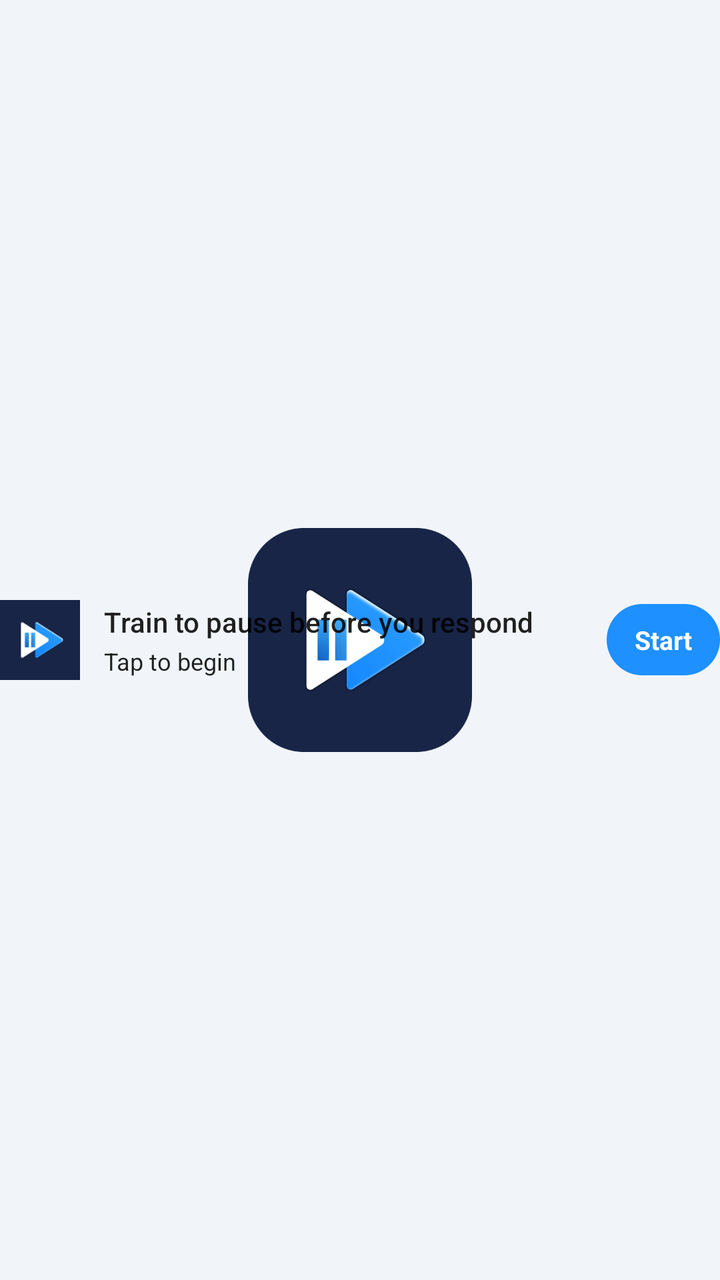
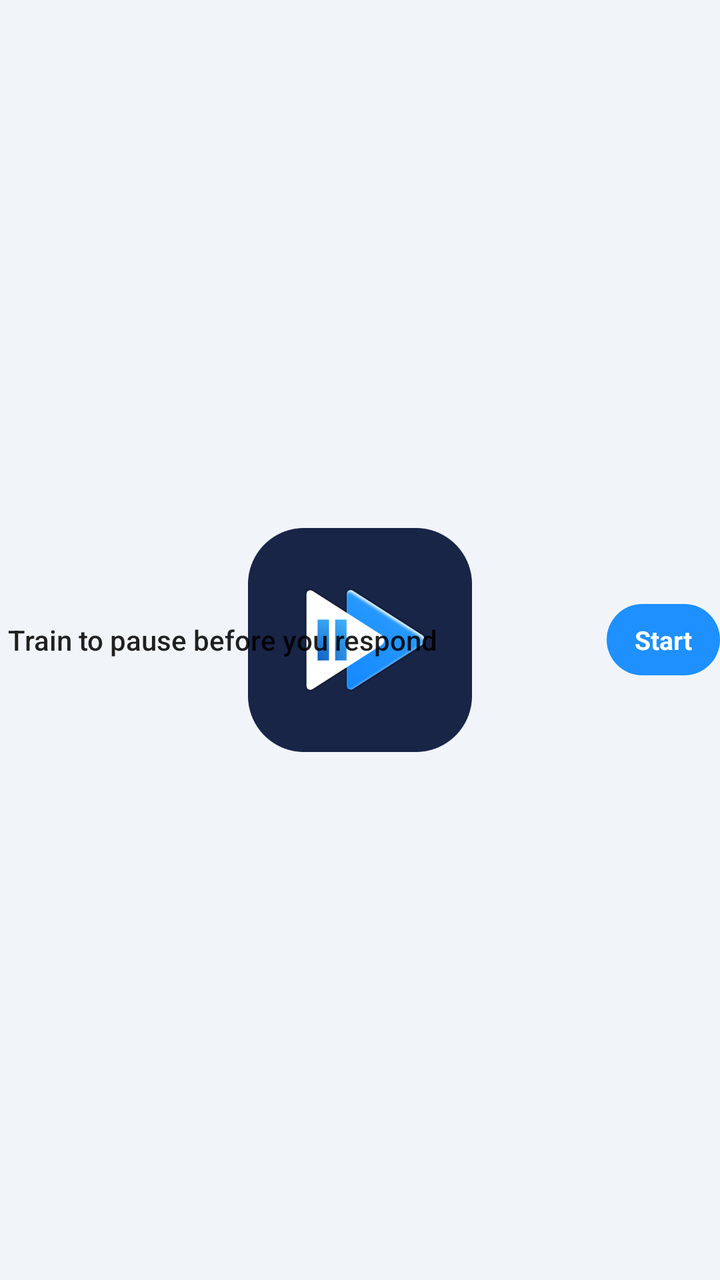

The first picture is an Android layout as it rendered before a commit; the second is the same layout after the commit. The layout source and the unified diff follow.
<!-- AndroidManifest.xml: application theme AppTheme -->
<!-- res/layout/notice_start.xml -->
<?xml version="1.0" encoding="utf-8"?>
<LinearLayout xmlns:android="http://schemas.android.com/apk/res/android"
    android:layout_width="match_parent"
    android:layout_height="wrap_content"
    android:gravity="center_vertical"
    android:orientation="horizontal"
    android:paddingTop="8dp"
    android:paddingBottom="8dp">

    <ImageView
        android:layout_width="40dp"
        android:layout_height="40dp"
        android:contentDescription="@null"
        android:src="@mipmap/ic_launcher_round" />

    <LinearLayout
        android:layout_width="0dp"
        android:layout_height="wrap_content"
        android:layout_weight="1"
        android:layout_marginStart="12dp"
        android:layout_marginEnd="8dp"
        android:orientation="vertical">

        <TextView
            android:layout_width="match_parent"
            android:layout_height="wrap_content"
            android:maxLines="2"
            android:text="Train to pause before you respond"
            android:textAppearance="@android:style/TextAppearance.Material.Notification.Title"
            android:textSize="14sp" />

        <TextView
            android:layout_width="match_parent"
            android:layout_height="wrap_content"
            android:layout_marginTop="2dp"
            android:maxLines="1"
            android:text="Tap to begin"
            android:textAppearance="@android:style/TextAppearance.Material.Notification.Line2"
            android:textSize="12sp" />
    </LinearLayout>

    <TextView
        android:id="@+id/notice_start"
        android:layout_width="wrap_content"
        android:layout_height="wrap_content"
        android:background="@drawable/widget_btn"
        android:paddingStart="14dp"
        android:paddingTop="9dp"
        android:paddingEnd="14dp"
        android:paddingBottom="9dp"
        android:text="Start"
        android:textColor="#FFFFFF"
        android:textSize="13sp"
        android:textStyle="bold" />
</LinearLayout>
<!-- resources referenced by this layout -->
<resources>
  <!-- drawable widget_btn (drawable) -->
  <?xml version="1.0" encoding="utf-8"?>
  <shape xmlns:android="http://schemas.android.com/apk/res/android" android:shape="rectangle">
      <solid android:color="#1E90FF" />
      <corners android:radius="20dp" />
  </shape>
  <!-- mipmap ic_launcher_round: png bitmap (mipmap-hdpi, 2787 bytes) -->
  <style name="AppTheme" parent="Theme.AppCompat.Light.NoActionBar">
          <item name="colorPrimary">#1E90FF</item>
          <item name="colorPrimaryDark">#1E90FF</item>
          <item name="colorAccent">#1E90FF</item>
          <item name="android:windowBackground">@drawable/launch_bg</item>
          <item name="android:statusBarColor">#F1F5F9</item>
          <item name="android:windowLightStatusBar">true</item>
      </style>
  <!-- drawable launch_bg (drawable) -->
  <?xml version="1.0" encoding="utf-8"?>
  <layer-list xmlns:android="http://schemas.android.com/apk/res/android">
      <item>
          <shape android:shape="rectangle">
              <solid android:color="#F1F5F9" />
          </shape>
      </item>
      <item
          android:width="112dp"
          android:height="112dp"
          android:gravity="center">
          <bitmap
              android:gravity="fill"
              android:src="@drawable/splash_tile" />
      </item>
  </layer-list>
  <!-- drawable splash_tile: png bitmap (drawable-nodpi, 40122 bytes) -->
</resources>

<!-- the commit's change to res/layout/notice_start.xml (unified diff, before → after) -->
@@ -7,36 +7,21 @@
     android:paddingTop="8dp"
     android:paddingBottom="8dp">
 
-    <ImageView
-        android:layout_width="40dp"
-        android:layout_height="40dp"
-        android:contentDescription="@null"
-        android:src="@mipmap/ic_launcher_round" />
-
     <LinearLayout
         android:layout_width="0dp"
         android:layout_height="wrap_content"
         android:layout_weight="1"
-        android:layout_marginStart="12dp"
+        android:layout_marginStart="4dp"
         android:layout_marginEnd="8dp"
         android:orientation="vertical">
 
         <TextView
             android:layout_width="match_parent"
             android:layout_height="wrap_content"
-            android:maxLines="2"
+            android:maxLines="3"
             android:text="Train to pause before you respond"
             android:textAppearance="@android:style/TextAppearance.Material.Notification.Title"
             android:textSize="14sp" />
-
-        <TextView
-            android:layout_width="match_parent"
-            android:layout_height="wrap_content"
-            android:layout_marginTop="2dp"
-            android:maxLines="1"
-            android:text="Tap to begin"
-            android:textAppearance="@android:style/TextAppearance.Material.Notification.Line2"
-            android:textSize="12sp" />
     </LinearLayout>
 
     <TextView
<!-- resource entries referenced after the edit -->
@@ -6,7 +6,6 @@
       <solid android:color="#1E90FF" />
       <corners android:radius="20dp" />
   </shape>
-  <!-- mipmap ic_launcher_round: png bitmap (mipmap-hdpi, 2787 bytes) -->
   <style name="AppTheme" parent="Theme.AppCompat.Light.NoActionBar">
           <item name="colorPrimary">#1E90FF</item>
           <item name="colorPrimaryDark">#1E90FF</item>
